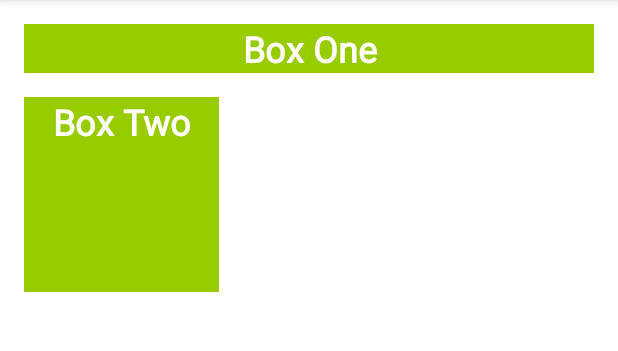
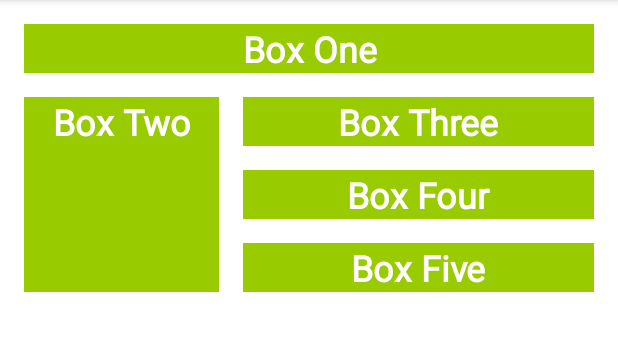
Before and after one commit to mengting-android-learning/ColorMyViews, an Android app: the screen it shows after launch (MainActivity), on a phone screen of 412 x 824 dp, the part 84-435 px from its top. Run offline under Robolectric (Android 15) with nearby library versions, the phone set to English and light mode, and no system bars.

Commit message:
[feat]:add a chain of textview views

```diff
--- a/app/src/main/res/layout/activity_main.xml
+++ b/app/src/main/res/layout/activity_main.xml
@@ -1,8 +1,7 @@
 <?xml version="1.0" encoding="utf-8"?>
-<androidx.constraintlayout.widget.ConstraintLayout
-    xmlns:android="http://schemas.android.com/apk/res/android"
+<androidx.constraintlayout.widget.ConstraintLayout xmlns:android="http://schemas.android.com/apk/res/android"
+    xmlns:app="http://schemas.android.com/apk/res-auto"
     xmlns:tools="http://schemas.android.com/tools"
-    xmlns:app="http://schemas.android.com/apk/res-auto"
     android:layout_width="match_parent"
     android:layout_height="match_parent"
     tools:context=".MainActivity">
@@ -25,10 +24,48 @@
         style="@style/whiteBox"
         android:layout_width="130dp"
         android:layout_height="130dp"
-        android:layout_marginStart="@dimen/margin_wide"
+        android:layout_marginStart="16dp"
         android:layout_marginTop="@dimen/margin_wide"
         android:text="@string/box_two"
         app:layout_constraintStart_toStartOf="parent"
         app:layout_constraintTop_toBottomOf="@+id/box_one_text" />
 
+    <TextView
+        android:id="@+id/box_three_text"
+        style="@style/whiteBox"
+        android:layout_width="0dp"
+        android:layout_height="wrap_content"
+        android:layout_marginStart="@dimen/margin_wide"
+        android:layout_marginEnd="@dimen/margin_wide"
+        android:text="@string/box_three"
+        app:layout_constraintBottom_toTopOf="@+id/box_four_text"
+        app:layout_constraintEnd_toEndOf="parent"
+        app:layout_constraintStart_toEndOf="@+id/box_two_text"
+        app:layout_constraintTop_toTopOf="@+id/box_two_text" />
+
+    <TextView
+        android:id="@+id/box_four_text"
+        style="@style/whiteBox"
+        android:layout_width="0dp"
+        android:layout_height="wrap_content"
+        android:layout_margin="@dimen/margin_wide"
+        android:text="@string/box_four"
+        app:layout_constraintBottom_toTopOf="@+id/box_five_text"
+        app:layout_constraintEnd_toEndOf="parent"
+        app:layout_constraintStart_toEndOf="@+id/box_two_text"
+        app:layout_constraintTop_toBottomOf="@+id/box_three_text" />
+
+    <TextView
+        android:id="@+id/box_five_text"
+        style="@style/whiteBox"
+        android:layout_width="0dp"
+        android:layout_height="wrap_content"
+        android:layout_marginStart="@dimen/margin_wide"
+        android:layout_marginEnd="@dimen/margin_wide"
+        android:text="@string/box_five"
+        app:layout_constraintBottom_toBottomOf="@+id/box_two_text"
+        app:layout_constraintEnd_toEndOf="parent"
+        app:layout_constraintStart_toEndOf="@+id/box_two_text"
+        app:layout_constraintTop_toBottomOf="@+id/box_four_text" />
+
 </androidx.constraintlayout.widget.ConstraintLayout>
--- a/app/src/main/res/values/strings.xml
+++ b/app/src/main/res/values/strings.xml
@@ -2,4 +2,8 @@
     <string name="app_name">ColorMyViews</string>
     <string name="box_one">Box One</string>
     <string name="box_two">Box Two</string>
+    <string name="box_three">Box Three</string>
+    <string name="box_four">Box Four</string>
+    <string name="box_five">Box Five</string>
+
 </resources>
```
